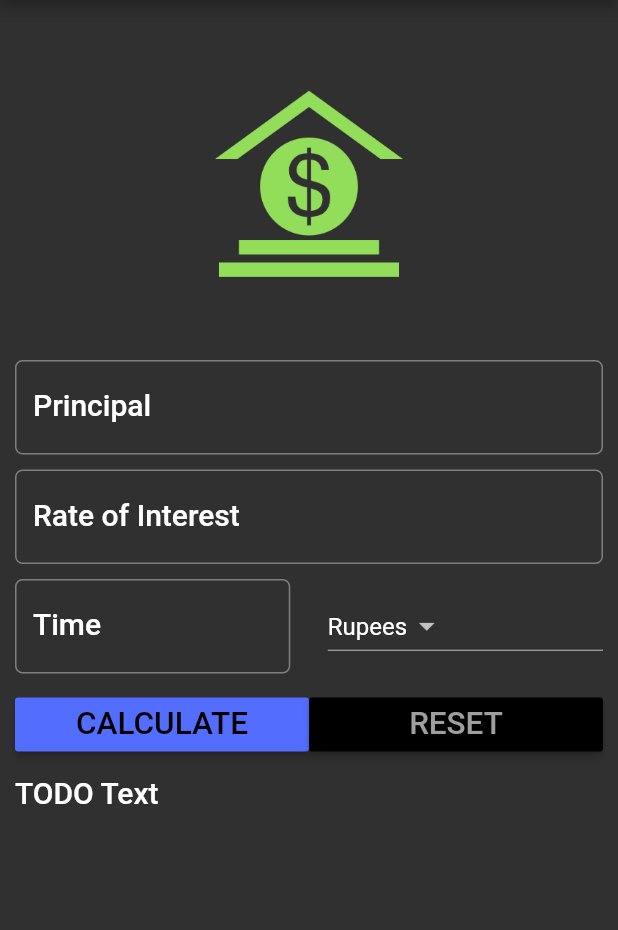
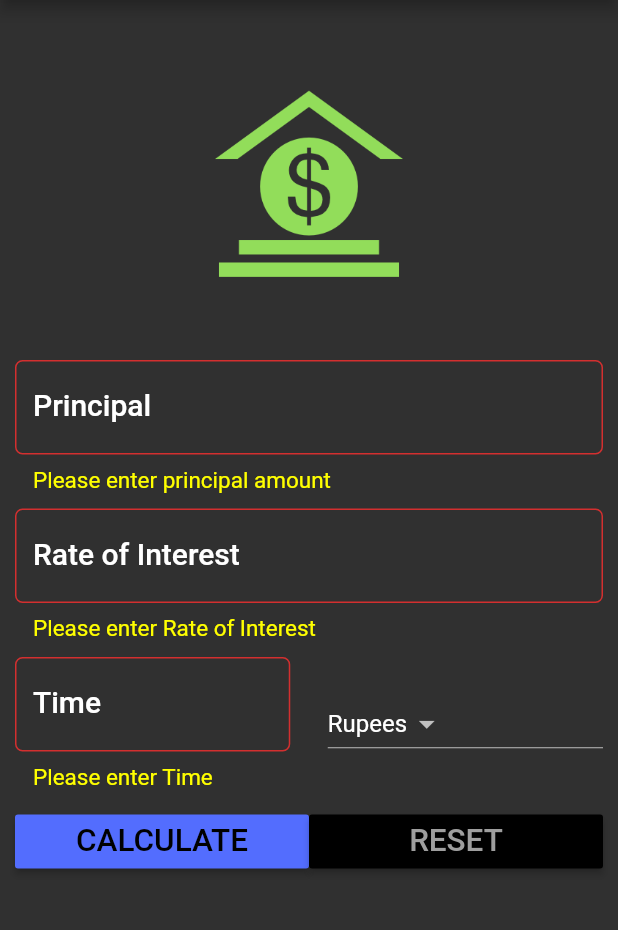
Before and after one commit to shivdevelop/Simple_Interest_Calculator, a Flutter app: the screen it shows after launch, after a tap on "CALCULATE", on a phone screen of 412 x 824 dp, the part 84-1014 px from its top. Run offline on Flutter 3.47's test engine with Material 2 defaults, Android fonts, the phone set to English and light mode, and no system bars.

Commit message:
Making UI

```diff
--- a/lib/main.dart
+++ b/lib/main.dart
@@ -21,8 +21,22 @@ class SIForm extends StatefulWidget {
 }
 
 class _SIFormState extends State<SIForm> {
+  var _formKey = GlobalKey<FormState>();
   var _currencies = ['Rupees', 'Dollors', 'Pounds', 'Yuan'];
   final _minimumPadding = 5.0;
+
+  var displayResult = "";
+  var _currentItemSelected = "";
+
+  @override
+  void initState() {
+    super.initState();
+    _currentItemSelected = _currencies[0];
+  }
+
+  TextEditingController principalController = TextEditingController();
+  TextEditingController roiController = TextEditingController();
+  TextEditingController timeController = TextEditingController();
 
   @override
   Widget build(BuildContext context) {
@@ -32,21 +46,35 @@ class _SIFormState extends State<SIForm> {
       appBar: AppBar(
         title: Text("Simple Interest Calculator"),
       ),
-      body: Container(
-        margin: EdgeInsets.all(_minimumPadding * 2),
+      body: Form(
+        key: _formKey,
+        child: Padding(
+          padding: EdgeInsets.all(_minimumPadding * 2),
           child: ListView(
             children: [
               getImageAsset(),
               Padding(
                 padding: EdgeInsets.only(
                     top: _minimumPadding, bottom: _minimumPadding),
-              child: TextField(
+                child: TextFormField(
                   style: textStyle,
                   keyboardType: TextInputType.number,
+                  controller: principalController,
+//                  inputFormatters: [WhitelistingTextInputFormatter.digitsOnly],
+                  validator: (String value) {
+                    if (value.isEmpty) {
+                      return 'Please enter principal amount';
+                    }
+                    if (num.tryParse(value) == null) {
+                      return 'Please enter numerical value';
+                    }
+                  },
                   decoration: InputDecoration(
                       labelText: "Principal",
                       labelStyle: textStyle,
                       hintText: "Enter Principal Amount e.g. 12000",
+                      errorStyle:
+                          TextStyle(color: Colors.yellowAccent, fontSize: 15.0),
                       border: OutlineInputBorder(
                           borderRadius: BorderRadius.circular(5.0))),
                 ),
@@ -54,13 +82,25 @@ class _SIFormState extends State<SIForm> {
               Padding(
                 padding: EdgeInsets.only(
                     top: _minimumPadding, bottom: _minimumPadding),
-              child: TextField(
+                child: TextFormField(
                   style: textStyle,
                   keyboardType: TextInputType.number,
+                  controller: roiController,
+//                  inputFormatters: [WhitelistingTextInputFormatter.digitsOnly],
+                  validator: (String value) {
+                    if (value.isEmpty) {
+                      return 'Please enter Rate of Interest';
+                    }
+                    if (num.tryParse(value) == null) {
+                      return 'Please enter numerical value';
+                    }
+                  },
                   decoration: InputDecoration(
                       labelText: "Rate of Interest",
                       labelStyle: textStyle,
                       hintText: "In Percent e.g. 10 is 10%  ",
+                      errorStyle:
+                          TextStyle(color: Colors.yellowAccent, fontSize: 15.0),
                       border: OutlineInputBorder(
                           borderRadius: BorderRadius.circular(5.0))),
                 ),
@@ -71,13 +111,25 @@ class _SIFormState extends State<SIForm> {
                 child: Row(
                   children: [
                     Expanded(
-                    child: TextField(
+                      child: TextFormField(
                         style: textStyle,
                         keyboardType: TextInputType.number,
+                        controller: timeController,
+//                        inputFormatters: [WhitelistingTextInputFormatter.digitsOnly],
+                        validator: (String value) {
+                          if (value.isEmpty) {
+                            return 'Please enter Time';
+                          }
+                          if (num.tryParse(value) == null) {
+                            return 'Please enter numerical value';
+                          }
+                        },
                         decoration: InputDecoration(
                             labelText: "Time",
                             labelStyle: textStyle,
                             hintText: "Time in years",
+                            errorStyle: TextStyle(
+                                color: Colors.yellowAccent, fontSize: 15.0),
                             border: OutlineInputBorder(
                                 borderRadius: BorderRadius.circular(5.0))),
                       ),
@@ -91,8 +143,10 @@ class _SIFormState extends State<SIForm> {
                           return DropdownMenuItem<String>(
                               value: value, child: Text(value));
                         }).toList(),
-                      value: 'Rupees',
-                      onChanged: (String newValueSelected) {},
+                        value: _currentItemSelected,
+                        onChanged: (String newValueSelected) {
+                          _onDropDownItemSelected(newValueSelected);
+                        },
                       ),
                     ),
                   ],
@@ -108,17 +162,28 @@ class _SIFormState extends State<SIForm> {
                             color: Theme.of(context).accentColor,
                             textColor: Theme.of(context).primaryColorDark,
                             child: Text(
-                            "CALCULATE",textScaleFactor: 1.5,
+                              "CALCULATE",
+                              textScaleFactor: 1.5,
                             ),
-                          onPressed: () {})),
+                            onPressed: () {
+                              setState(() {
+                                if (_formKey.currentState.validate())
+                                  this.displayResult = _calculateSI();
+                              });
+                            })),
                     Expanded(
                         child: RaisedButton(
                             color: Theme.of(context).primaryColorDark,
                             textColor: Theme.of(context).primaryColorLight,
                             child: Text(
-                            "RESET",textScaleFactor: 1.5,
+                              "RESET",
+                              textScaleFactor: 1.5,
                             ),
-                          onPressed: () {})),
+                            onPressed: () {
+                              setState(() {
+                                _reset();
+                              });
+                            })),
                   ],
                 ),
               ),
@@ -126,11 +191,12 @@ class _SIFormState extends State<SIForm> {
                 padding: EdgeInsets.only(
                     top: _minimumPadding, bottom: _minimumPadding),
                 child: Text(
-                'TODO Text',
+                  this.displayResult,
                   style: textStyle,
                 ),
               )
             ],
+          ),
         ),
       ),
     );
@@ -149,4 +215,31 @@ class _SIFormState extends State<SIForm> {
       margin: EdgeInsets.all(_minimumPadding * 10),
     );
   }
+
+  void _onDropDownItemSelected(String newValueSelected) {
+    setState(() {
+      this._currentItemSelected = newValueSelected;
+    });
   }
+
+  String _calculateSI() {
+    double principal = double.parse(principalController.text);
+    double roi = double.parse(roiController.text);
+    double time = double.parse(timeController.text);
+
+    double SI = (principal * roi * time) / 100;
+    double totalAmountPayable = principal + SI;
+
+    String result =
+        'After $time years, Your total amount payable is $totalAmountPayable $_currentItemSelected';
+    return result;
+  }
+
+  void _reset() {
+    principalController.text = "";
+    roiController.text = "";
+    timeController.text = "";
+    displayResult = "";
+    _currentItemSelected = _currencies[0];
+  }
+}
```
Lines whose indentation alone changed are shown as unchanged.
